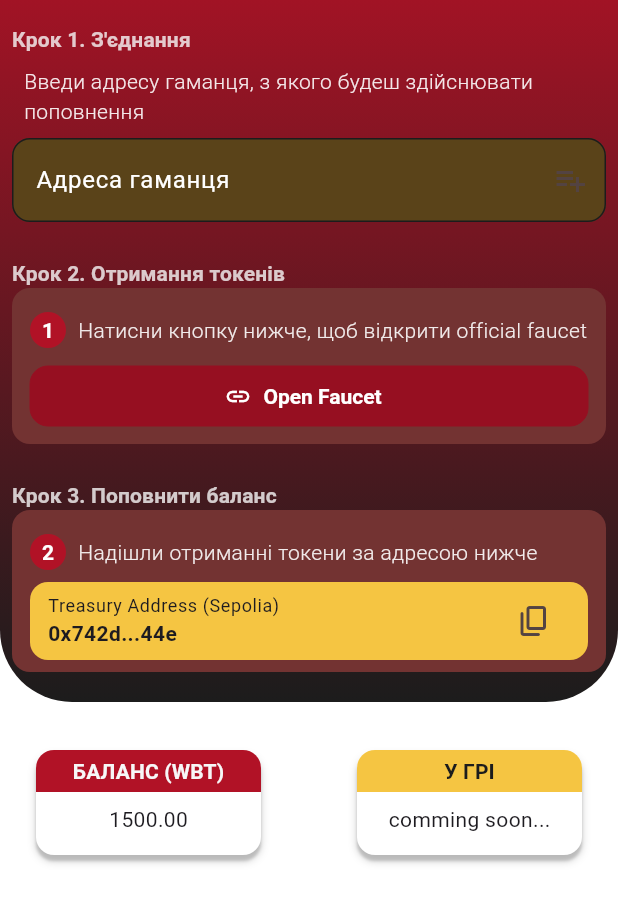
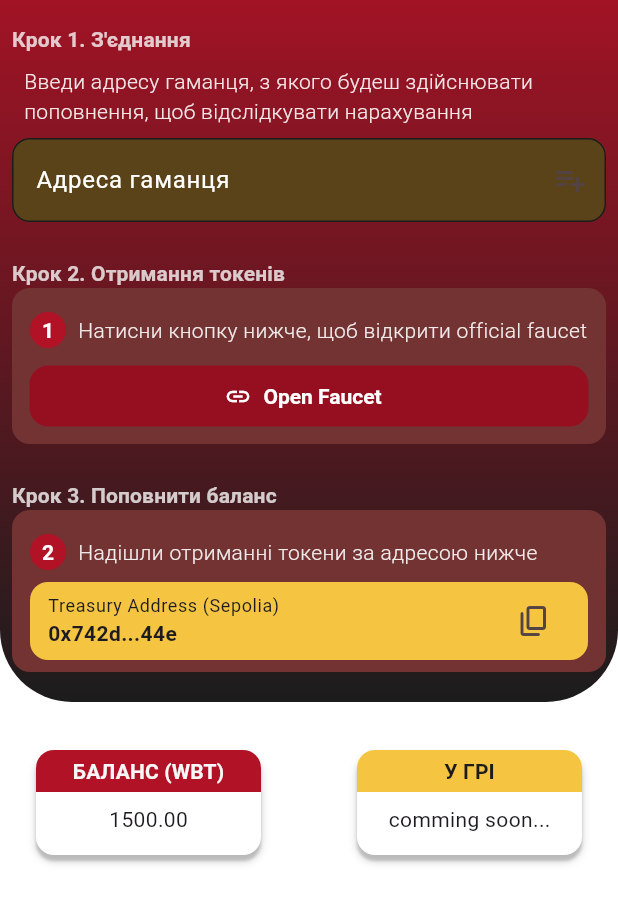
Before and after one commit to Vladus27/lucky-money-game, a Flutter app: the WalletScreen screen opened by its route, on a phone screen of 412 x 824 dp, the part 231-1155 px from its top. Run offline on Flutter 3.47's test engine with Material 3 defaults, Android fonts, the phone set to English and light mode, and no system bars; our stand-ins replace animated_bottom_navigation_bar, flutter_riverpod, google_fonts.

Commit message:
implemented wallet address validation

```diff
--- a/lucky_money_app/lib/common/constant/wallet_strings.dart
+++ b/lucky_money_app/lib/common/constant/wallet_strings.dart
@@ -3,7 +3,7 @@ const String walletUsername = "@VladGambler";
 
 const String stpeLabel1 = "Крок 1. З'єднання";
 const String stepDescription1 =
-    "Введи адресу гаманця, з якого будеш здійснювати поповнення";
+    "Введи адресу гаманця, з якого будеш здійснювати поповнення, щоб відслідкувати нарахування";
 const String userAddressInputLabel = "Адреса гаманця";
 const String userAddressInputHint = "oxdsf234...";
 
--- a/lucky_money_app/lib/features/wallet/widgets/wallet_address_input.dart
+++ b/lucky_money_app/lib/features/wallet/widgets/wallet_address_input.dart
@@ -16,18 +16,25 @@ class WalletAddressInput extends StatefulWidget {
 
 class _WalletAddressInputState extends State<WalletAddressInput> {
   final TextEditingController _walletController = TextEditingController();
+  final FocusNode _addressFocus = FocusNode();
+  final _formKey = GlobalKey<FormState>();
 
   @override
   void dispose() {
+    _walletController.dispose();
+    _addressFocus.dispose();
     super.dispose();
-    _walletController.dispose();
   }
 
   @override
   Widget build(BuildContext context) {
     final theme = Theme.of(context);
-    return TextFormField(
+    return Form(
+      key: _formKey,
+      child: TextFormField(
+        focusNode: _addressFocus,
         controller: _walletController,
+        validator: validateEvmAddress,
         style: TextStyle(color: theme.colorScheme.onPrimary),
         decoration: InputDecoration(
           hintText: userAddressInputHint,
@@ -35,7 +42,16 @@ class _WalletAddressInputState extends State<WalletAddressInput> {
 
           suffixIcon: IconButton(
             icon: const Icon(Icons.playlist_add_outlined),
-          onPressed: () {},
+            onPressed: () {
+              final bool isValid = _formKey.currentState?.validate() ?? false;
+
+              if (isValid) {
+                debugPrint('Адреса валідна: ${_walletController.text}');
+                _addressFocus.unfocus();
+              } else {
+                debugPrint('Помилка валідації');
+              }
+            },
           ),
           hintStyle: TextStyle(
             color: theme.colorScheme.onPrimary.withValues(alpha: .5),
@@ -44,6 +60,18 @@ class _WalletAddressInputState extends State<WalletAddressInput> {
           labelStyle: const TextStyle(color: Colors.white),
           filled: true,
           fillColor: theme.colorScheme.onTertiaryContainer,
+          errorStyle: TextStyle(
+            color: theme.colorScheme.secondary,
+            fontSize: 12,
+          ),
+          errorBorder: OutlineInputBorder(
+            borderRadius: BorderRadius.circular(12),
+            borderSide: BorderSide(color: theme.colorScheme.secondary),
+          ),
+          focusedErrorBorder: OutlineInputBorder(
+            borderRadius: BorderRadius.circular(12),
+            borderSide: BorderSide(color: theme.colorScheme.secondary),
+          ),
 
           enabledBorder: OutlineInputBorder(
             borderRadius: BorderRadius.circular(12),
@@ -55,6 +83,21 @@ class _WalletAddressInputState extends State<WalletAddressInput> {
             borderSide: BorderSide(color: theme.colorScheme.onSurface),
           ),
         ),
+      ),
     );
   }
+
+  String? validateEvmAddress(String? value) {
+    if (value == null || value.isEmpty) {
+      return 'Введи адресу гаманця';
     }
+
+    final regExp = RegExp(r'^0x[a-fA-F0-9]{40}$');
+
+    if (!regExp.hasMatch(value)) {
+      return 'Невірний формат адреси гаманця';
+    }
+
+    return null;
+  }
+}
```
Lines whose indentation alone changed are shown as unchanged.
